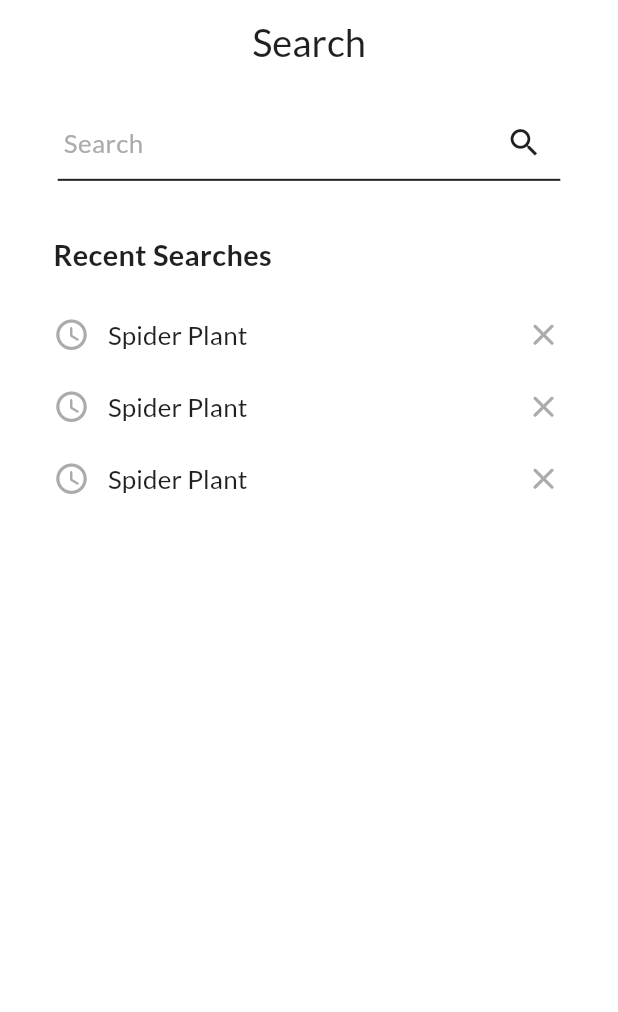
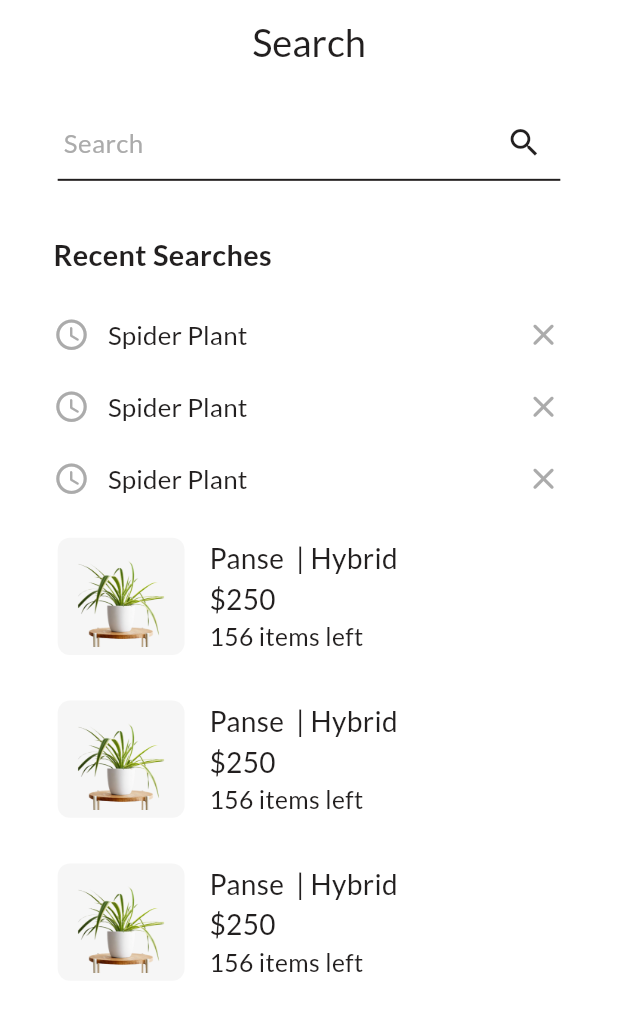
Before and after one commit to Abdusalom0516/Fayzigul, a Flutter app: the SearchScreen screen opened directly, on a phone screen of 412 x 824 dp. Shown: the top 1012 px of the screen. Run offline on Flutter 3.47's test engine with Material 3 defaults, Android fonts, the phone set to English and light mode, and no system bars; our stand-ins replace dartz, equatable, firebase_auth, firebase_core, flutter_bloc, flutter_hooks and 2 more; accounts and stored records are empty.

Commit message:
BASE: Finish UI Of Search Screen.

```diff
--- a/lib/presentation/search/screens/search_screen.dart
+++ b/lib/presentation/search/screens/search_screen.dart
@@ -26,23 +26,10 @@ class SearchScreen extends HookWidget {
             // Search Screen TextField Section
             searchScreenTextFieldSection(colors, controller, texts),
             SliverHeight(height: 35),
-            SliverPadding(
-              padding: EdgeInsetsGeometry.symmetric(horizontal: 35.r),
-              sliver: SliverToBoxAdapter(
-                child: Row(
-                  children: [
-                    Text(
-                      texts.recentSearches,
-                      style: AppTextStyles.lato.semiBold(
-                        color: colors.ff221fif,
-                        fontSize: 19.sp,
-                      ),
-                    ),
-                  ],
-                ),
-              ),
-            ),
+            // Search History Recent Searches Title Section
+            searchHistoryRecentSearchesTitleSection(texts, colors),
             SliverHeight(height: 15),
+            // Search History Options Section
             SliverPadding(
               padding: EdgeInsetsGeometry.symmetric(horizontal: 35.r),
               sliver: SliverToBoxAdapter(
@@ -54,7 +41,33 @@ class SearchScreen extends HookWidget {
                   ],
                 ),
               ),
-            )
+            ),
+            // Search History Search Results ListView.builder Section
+            SliverList.builder(
+              itemCount: 3,
+              itemBuilder: (context, index) => SearchResultProductsCard(),
+            ),
+            SliverHeight(height: 25),
+          ],
+        ),
+      ),
+    );
+  }
+
+  SliverPadding searchHistoryRecentSearchesTitleSection(
+      ConstTexts texts, ConstColors colors) {
+    return SliverPadding(
+      padding: EdgeInsetsGeometry.symmetric(horizontal: 35.r),
+      sliver: SliverToBoxAdapter(
+        child: Row(
+          children: [
+            Text(
+              texts.recentSearches,
+              style: AppTextStyles.lato.semiBold(
+                color: colors.ff221fif,
+                fontSize: 19.sp,
+              ),
+            ),
           ],
         ),
       ),
@@ -115,6 +128,81 @@ class SearchScreen extends HookWidget {
         style: AppTextStyles.lato.medium(
           color: colors.ff221fif,
           fontSize: 25.sp,
+        ),
+      ),
+    );
+  }
+}
+
+class SearchResultProductsCard extends StatelessWidget {
+  const SearchResultProductsCard({
+    super.key,
+  });
+
+  @override
+  Widget build(BuildContext context) {
+    return AppStateWrapper(
+      builder: (colors, texts, images) => Container(
+        height: 107.h,
+        width: double.infinity,
+        padding: EdgeInsets.symmetric(horizontal: 35.w, vertical: 15.h),
+        child: Row(
+          spacing: 15.w,
+          children: [
+            // Search Card Image Part
+            Container(
+              height: 77.h,
+              width: 77.w,
+              decoration: BoxDecoration(
+                color: colors.fff6f6f6,
+                borderRadius: BorderRadius.circular(8.r),
+              ),
+              child: Image.asset(
+                images.plant,
+                height: 77.h,
+                width: 77.w,
+                fit: BoxFit.contain,
+              ),
+            ),
+            // Search Card Texts Section
+            Expanded(
+              child: Column(
+                crossAxisAlignment: CrossAxisAlignment.start,
+                mainAxisAlignment: MainAxisAlignment.spaceBetween,
+                children: [
+                  Column(
+                    crossAxisAlignment: CrossAxisAlignment.start,
+                    children: [
+                      Text(
+                        overflow: TextOverflow.ellipsis,
+                        "Panse  | Hybrid",
+                        style: AppTextStyles.lato.medium(
+                          color: colors.ff221fif,
+                          fontSize: 17.w,
+                        ),
+                      ),
+                      Text(
+                        overflow: TextOverflow.ellipsis,
+                        "\$250",
+                        style: AppTextStyles.lato.medium(
+                          color: colors.ff221fif,
+                          fontSize: 17.w,
+                        ),
+                      ),
+                    ],
+                  ),
+                  Text(
+                    overflow: TextOverflow.ellipsis,
+                    "156 items left",
+                    style: AppTextStyles.lato.regular(
+                      color: colors.ff221fif,
+                      fontSize: 15.w,
+                    ),
+                  )
+                ],
+              ),
+            )
+          ],
         ),
       ),
     );
```
